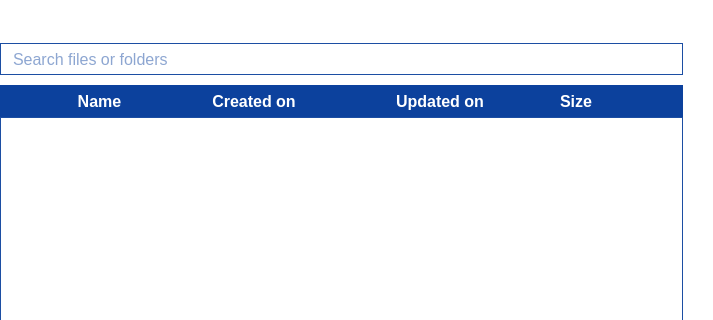
Qt form parsec/core/gui/forms/files_widget.ui (Scille/parsec-cloud) before a commit; both pictures show x 0 to 713 and y 0 to 320 of the 713 by 489 pixel window.
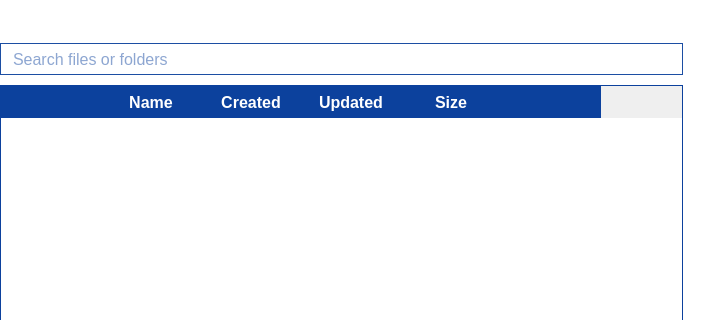
The same form after that commit. Icons and pictures are not drawn.

Commit message: [GUI] Replaced QListWidget by QTableWidget to enable sorting

The edit to the form file:
```diff
--- a/parsec/core/gui/forms/files_widget.ui
+++ b/parsec/core/gui/forms/files_widget.ui
@@ -203,226 +203,64 @@
          <number>0</number>
         </property>
         <item>
-         <layout class="QHBoxLayout" name="horizontalLayout_4">
-          <property name="spacing">
-           <number>0</number>
-          </property>
-          <property name="rightMargin">
-           <number>0</number>
-          </property>
-          <item>
-           <widget class="QLabel" name="label_2">
-            <property name="minimumSize">
-             <size>
-              <width>38</width>
-              <height>32</height>
-             </size>
-            </property>
-            <property name="maximumSize">
-             <size>
-              <width>38</width>
-              <height>32</height>
-             </size>
-            </property>
-            <property name="styleSheet">
-             <string notr="true">background-color: rgb(12, 65, 157);</string>
-            </property>
-            <property name="text">
-             <string/>
-            </property>
-           </widget>
-          </item>
-          <item>
-           <widget class="QPushButton" name="pushButton">
-            <property name="sizePolicy">
-             <sizepolicy hsizetype="Expanding" vsizetype="Fixed">
-              <horstretch>0</horstretch>
-              <verstretch>0</verstretch>
-             </sizepolicy>
-            </property>
-            <property name="minimumSize">
-             <size>
-              <width>0</width>
-              <height>32</height>
-             </size>
-            </property>
-            <property name="maximumSize">
-             <size>
-              <width>16777215</width>
-              <height>32</height>
-             </size>
-            </property>
-            <property name="font">
-             <font>
-              <pointsize>12</pointsize>
-              <weight>75</weight>
-              <bold>true</bold>
-             </font>
-            </property>
-            <property name="styleSheet">
-             <string notr="true">background-color: rgb(12, 65, 157);
-color: rgb(255, 255, 255);
-border: 0;</string>
-            </property>
-            <property name="text">
-             <string>Name</string>
-            </property>
-            <property name="default">
-             <bool>false</bool>
-            </property>
-            <property name="flat">
-             <bool>false</bool>
-            </property>
-           </widget>
-          </item>
-          <item>
-           <widget class="QPushButton" name="pushButton_2">
-            <property name="minimumSize">
-             <size>
-              <width>186</width>
-              <height>32</height>
-             </size>
-            </property>
-            <property name="maximumSize">
-             <size>
-              <width>176</width>
-              <height>32</height>
-             </size>
-            </property>
-            <property name="font">
-             <font>
-              <pointsize>12</pointsize>
-              <weight>75</weight>
-              <bold>true</bold>
-             </font>
-            </property>
-            <property name="styleSheet">
-             <string notr="true">background-color: rgb(12, 65, 157);
-color: rgb(255, 255, 255);
-border: 0;
-padding-left: 10px;
-padding-right: 10px;</string>
-            </property>
-            <property name="text">
-             <string>Created on</string>
-            </property>
-           </widget>
-          </item>
-          <item>
-           <widget class="QPushButton" name="pushButton_3">
-            <property name="minimumSize">
-             <size>
-              <width>186</width>
-              <height>32</height>
-             </size>
-            </property>
-            <property name="maximumSize">
-             <size>
-              <width>176</width>
-              <height>32</height>
-             </size>
-            </property>
-            <property name="font">
-             <font>
-              <pointsize>12</pointsize>
-              <weight>75</weight>
-              <bold>true</bold>
-             </font>
-            </property>
-            <property name="styleSheet">
-             <string notr="true">background-color: rgb(12, 65, 157);
-color: rgb(255, 255, 255);
-border: 0;
-padding-left: 10px;
-padding-right: 10px;</string>
-            </property>
-            <property name="text">
-             <string>Updated on</string>
-            </property>
-           </widget>
-          </item>
-          <item>
-           <widget class="QPushButton" name="pushButton_4">
-            <property name="minimumSize">
-             <size>
-              <width>86</width>
-              <height>32</height>
-             </size>
-            </property>
-            <property name="maximumSize">
-             <size>
-              <width>86</width>
-              <height>16777215</height>
-             </size>
-            </property>
-            <property name="font">
-             <font>
-              <pointsize>12</pointsize>
-              <weight>75</weight>
-              <bold>true</bold>
-             </font>
-            </property>
-            <property name="styleSheet">
-             <string notr="true">background-color: rgb(12, 65, 157);
-color: rgb(255, 255, 255);
-border: 0;
-padding-left: 10px;
-padding-right: 10px;</string>
-            </property>
-            <property name="text">
-             <string>Size</string>
-            </property>
-           </widget>
-          </item>
-          <item>
-           <widget class="QLabel" name="label_3">
-            <property name="minimumSize">
-             <size>
-              <width>64</width>
-              <height>32</height>
-             </size>
-            </property>
-            <property name="maximumSize">
-             <size>
-              <width>64</width>
-              <height>32</height>
-             </size>
-            </property>
-            <property name="styleSheet">
-             <string notr="true">background-color: rgb(12, 65, 157);</string>
-            </property>
-            <property name="text">
-             <string/>
-            </property>
-           </widget>
-          </item>
-         </layout>
-        </item>
-        <item>
-         <widget class="QListWidget" name="list_files">
-          <property name="contextMenuPolicy">
-           <enum>Qt::CustomContextMenu</enum>
-          </property>
-          <property name="autoFillBackground">
-           <bool>true</bool>
+         <widget class="QTableWidget" name="table_files">
+          <property name="font">
+           <font>
+            <pointsize>12</pointsize>
+            <weight>50</weight>
+            <bold>false</bold>
+           </font>
           </property>
           <property name="styleSheet">
-           <string notr="true">QMenu
+           <string notr="true">QTableWidget
 {
-border: 1px solid rgb(11, 56, 166);
+border: 1px solid rgb(12, 65, 157);
 }
 
-QMenu::item
+QHeaderView::section
+{
+border: 0;
+background-color: rgb(12, 65, 157);
+color: white;
+font-size: 16px;
+font-weight: bold;
+height: 32px;
+text-align: left;
+}
+
+QTableWidget::item
 {
 background-color: rgb(255, 255, 255);
-color: rgb(0, 0, 0);
 }
 
-QMenu::item:selected
+QTableWidget::item:selected
 {
-background-color: rgb(45, 144, 209);
-color: rgb(255, 255, 255);
-}</string>
+background-color: rgb(46, 146, 208);
+}
+
+QHeaderView::down-arrow
+{
+image: url(&quot;:/icons/images/icons/sort_down_arrow.png&quot;);
+subcontrol-position: center right;
+subcontrol-origin: padding;
+padding-right: 32px;
+width: 16px;
+height: 16px;
+}
+
+QHeaderView::up-arrow
+{
+image: url(&quot;:/icons/images/icons/sort_up_arrow.png&quot;);
+subcontrol-position: center right;
+subcontrol-origin: padding;
+padding-right: 32px;
+width: 16px;
+height: 16px;
+}
+</string>
+          </property>
+          <property name="frameShape">
+           <enum>QFrame::NoFrame</enum>
           </property>
           <property name="frameShadow">
            <enum>QFrame::Plain</enum>
@@ -430,18 +268,81 @@
           <property name="lineWidth">
            <number>0</number>
           </property>
-          <property name="verticalScrollBarPolicy">
-           <enum>Qt::ScrollBarAsNeeded</enum>
-          </property>
           <property name="horizontalScrollBarPolicy">
            <enum>Qt::ScrollBarAlwaysOff</enum>
           </property>
           <property name="editTriggers">
            <set>QAbstractItemView::NoEditTriggers</set>
           </property>
-          <property name="selectionRectVisible">
+          <property name="showDropIndicator" stdset="0">
            <bool>false</bool>
           </property>
+          <property name="selectionMode">
+           <enum>QAbstractItemView::SingleSelection</enum>
+          </property>
+          <property name="selectionBehavior">
+           <enum>QAbstractItemView::SelectRows</enum>
+          </property>
+          <property name="iconSize">
+           <size>
+            <width>32</width>
+            <height>32</height>
+           </size>
+          </property>
+          <property name="showGrid">
+           <bool>false</bool>
+          </property>
+          <property name="gridStyle">
+           <enum>Qt::NoPen</enum>
+          </property>
+          <property name="sortingEnabled">
+           <bool>true</bool>
+          </property>
+          <property name="wordWrap">
+           <bool>false</bool>
+          </property>
+          <property name="cornerButtonEnabled">
+           <bool>false</bool>
+          </property>
+          <attribute name="horizontalHeaderStretchLastSection">
+           <bool>false</bool>
+          </attribute>
+          <attribute name="verticalHeaderShowSortIndicator" stdset="0">
+           <bool>false</bool>
+          </attribute>
+          <attribute name="verticalHeaderStretchLastSection">
+           <bool>false</bool>
+          </attribute>
+          <column>
+           <property name="text">
+            <string/>
+           </property>
+          </column>
+          <column>
+           <property name="text">
+            <string>Name</string>
+           </property>
+          </column>
+          <column>
+           <property name="text">
+            <string>Created</string>
+           </property>
+          </column>
+          <column>
+           <property name="text">
+            <string>Updated</string>
+           </property>
+          </column>
+          <column>
+           <property name="text">
+            <string>Size</string>
+           </property>
+          </column>
+          <column>
+           <property name="text">
+            <string/>
+           </property>
+          </column>
          </widget>
         </item>
        </layout>
```
The commit also changes 10 other files.
